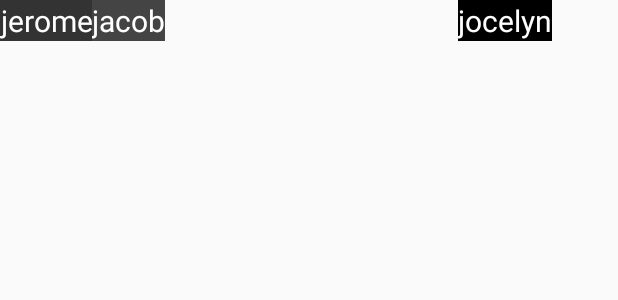
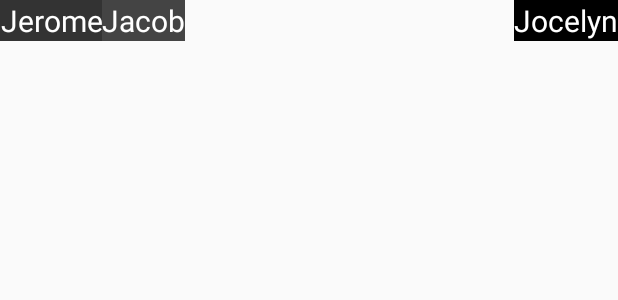
Before and after one commit to tugudush/android-test1, an Android app: the layout activity_main.xml on its own in the app's theme, with its tools: preview values and no code run, on a phone screen of 412 x 824 dp. Shown: the top 300 px of the screen. Run offline under Robolectric (Android 15) with nearby library versions, the phone set to English and light mode, and no system bars.

Commit message:
changed from constraint layout to relative layout and used @string

```diff
--- a/app/src/main/res/layout/activity_main.xml
+++ b/app/src/main/res/layout/activity_main.xml
@@ -1,27 +1,20 @@
 <?xml version="1.0" encoding="utf-8"?>
-<android.support.constraint.ConstraintLayout
+
+<RelativeLayout
     xmlns:android="http://schemas.android.com/apk/res/android"
     xmlns:app="http://schemas.android.com/apk/res-auto"
     xmlns:tools="http://schemas.android.com/tools"
     android:layout_width="match_parent"
     android:layout_height="match_parent"
+    android:orientation="horizontal"
     tools:context="com.example.jerom.test1.MainActivity">
-
-
-
-    <RelativeLayout
-        android:orientation="horizontal"
-        android:layout_width="368dp"
-        android:layout_height="495dp"
-        tools:layout_editor_absoluteY="8dp"
-        tools:layout_editor_absoluteX="8dp">
 
     <TextView
         android:id="@+id/jerome"
         android:layout_width="wrap_content"
         android:layout_height="wrap_content"
         android:layout_alignParentTop="true"
-            android:text="jerome"
+        android:text="@string/jerome"
         android:textSize="20sp"
         android:textAlignment="center"
         android:textColor="#fff"
@@ -33,7 +26,7 @@
         android:layout_height="wrap_content"
         android:layout_alignParentTop="true"
         android:layout_alignParentRight="true"
-            android:text="jocelyn"
+        android:text="@string/jocelyn"
         android:textSize="20sp"
         android:textAlignment="center"
         android:textColor="#fff"
@@ -44,7 +37,7 @@
         android:layout_width="wrap_content"
         android:layout_height="wrap_content"
         android:layout_toRightOf="@id/jerome"
-            android:text="jacob"
+        android:text="@string/jacob"
         android:textSize="20sp"
         android:textAlignment="center"
         android:textColor="#fff"
@@ -52,5 +45,3 @@
     />
 
 </RelativeLayout>
-
-</android.support.constraint.ConstraintLayout>
--- a/app/src/main/res/values/strings.xml
+++ b/app/src/main/res/values/strings.xml
@@ -1,3 +1,6 @@
 <resources>
     <string name="app_name">test1</string>
+    <string name="jerome">Jerome</string>
+    <string name="jocelyn">Jocelyn</string>
+    <string name="jacob">Jacob</string>
 </resources>
```
Lines whose indentation alone changed are shown as unchanged.
